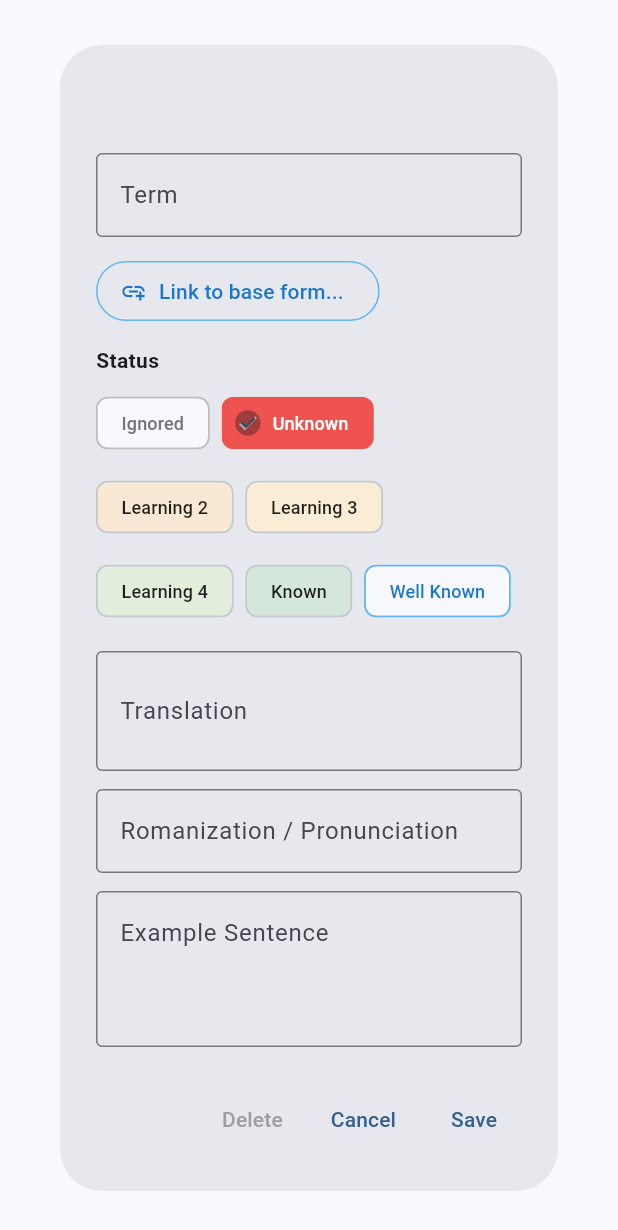
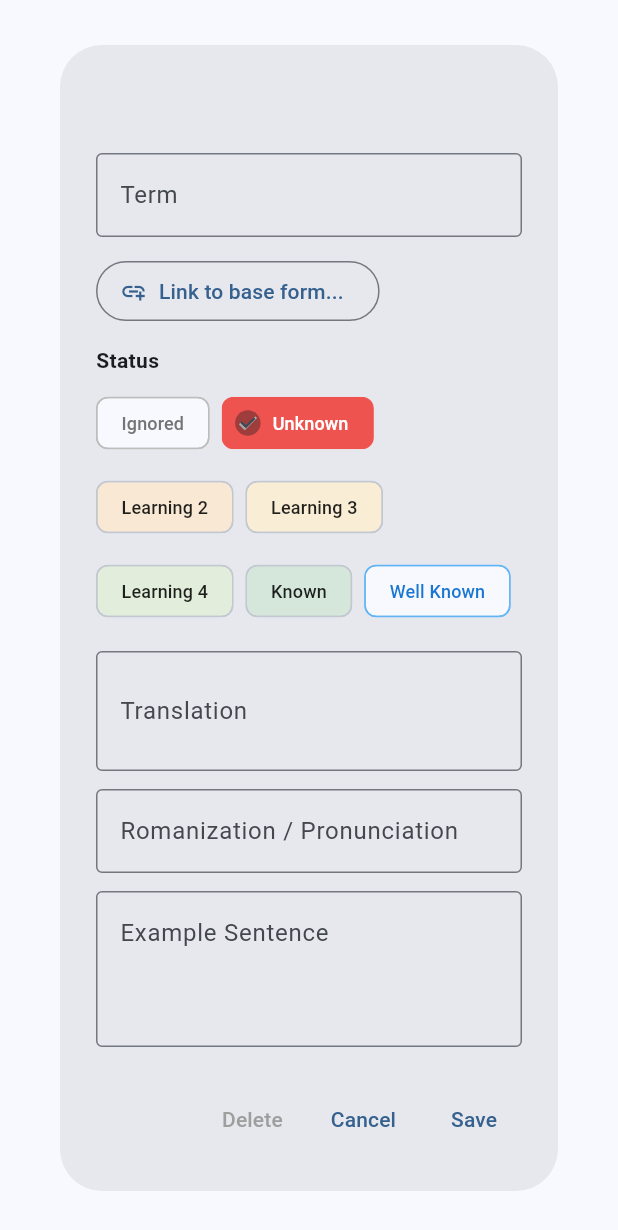
Before and after one commit to VFedyk/lnt, a Flutter app: the TermDialog widget shown alone on an empty page, opened directly with empty values, on a phone screen of 412 x 824 dp. Shown: the top 1230 px of the screen. Run offline on Flutter 3.47's test engine with Material 3 defaults, Android fonts, the phone set to English and light mode, and no system bars; our stand-ins replace csv, file_picker, share_plus, shared_preferences, sqflite, webview_flutter; missing offline and left inert: epubx; accounts and stored records are empty.

Commit message:
chore: improve containers to use system theme

```diff
--- a/lib/widgets/term_dialog.dart
+++ b/lib/widgets/term_dialog.dart
@@ -159,6 +159,7 @@ class _TermDialogState extends State<TermDialog> {
   }
 
   Widget _buildBaseTermSection() {
+    final colorScheme = Theme.of(context).colorScheme;
     return Column(
       crossAxisAlignment: CrossAxisAlignment.start,
       children: [
@@ -167,18 +168,18 @@ class _TermDialogState extends State<TermDialog> {
           Container(
             padding: const EdgeInsets.symmetric(horizontal: 12, vertical: 8),
             decoration: BoxDecoration(
-              color: Colors.blue.shade50,
+              color: colorScheme.primaryContainer,
               borderRadius: BorderRadius.circular(8),
-              border: Border.all(color: Colors.blue.shade200),
+              border: Border.all(color: colorScheme.primary.withAlpha(100)),
             ),
             child: Row(
               children: [
-                Icon(Icons.link, size: 16, color: Colors.blue.shade700),
+                Icon(Icons.link, size: 16, color: colorScheme.primary),
                 const SizedBox(width: 8),
                 Text(
                   'Base: ',
                   style: TextStyle(
-                    color: Colors.blue.shade700,
+                    color: colorScheme.primary,
                     fontWeight: FontWeight.w500,
                   ),
                 ),
@@ -186,7 +187,7 @@ class _TermDialogState extends State<TermDialog> {
                   child: Text(
                     _baseTerm!.lowerText,
                     style: TextStyle(
-                      color: Colors.blue.shade900,
+                      color: colorScheme.onPrimaryContainer,
                       fontWeight: FontWeight.bold,
                     ),
                   ),
@@ -208,8 +209,8 @@ class _TermDialogState extends State<TermDialog> {
             icon: const Icon(Icons.add_link, size: 18),
             label: const Text('Link to base form...'),
             style: OutlinedButton.styleFrom(
-              foregroundColor: Colors.blue.shade700,
-              side: BorderSide(color: Colors.blue.shade300),
+              foregroundColor: colorScheme.primary,
+              side: BorderSide(color: colorScheme.outline),
             ),
           ),
 
@@ -220,7 +221,7 @@ class _TermDialogState extends State<TermDialog> {
             'Forms: ${_linkedTerms.map((t) => t.lowerText).join(", ")}',
             style: TextStyle(
               fontSize: 12,
-              color: Colors.grey.shade600,
+              color: colorScheme.onSurfaceVariant,
               fontStyle: FontStyle.italic,
             ),
           ),
```
Also changed, not shown: lib/screens/settings_screen.dart (+10 -10 lines).
